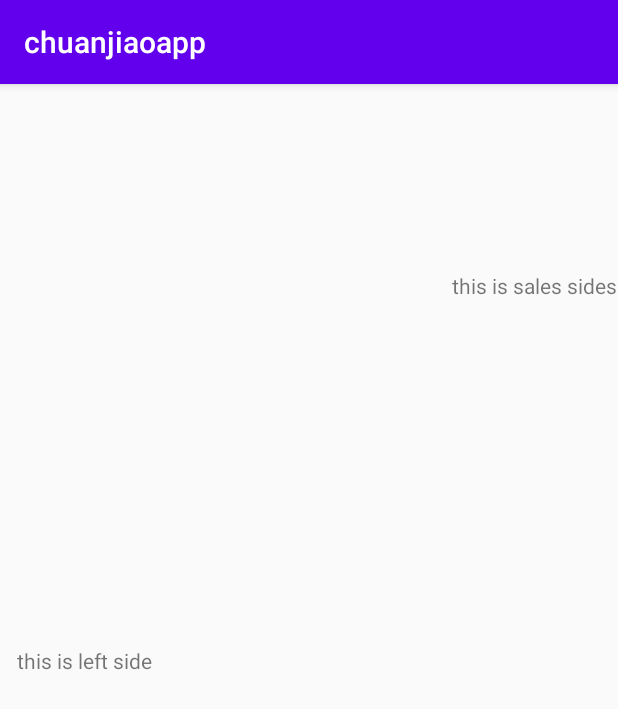
After one commit to qifan-code/chuanjiaoapp, an Android app: the SalesSidesActivity screen opened directly, with no data from a screen before it, on a phone screen of 412 x 824 dp. The commit adds this screen. Shown: the top 709 px of the screen. Run offline under Robolectric (Android 15) with nearby library versions, the phone set to English and light mode, and no system bars.

Commit message:
add naive implementation for sales activity mainly deal with negavition sides on the left

```diff
--- a/app/src/main/AndroidManifest.xml
+++ b/app/src/main/AndroidManifest.xml
@@ -9,7 +9,11 @@
         android:roundIcon="@mipmap/ic_launcher_round"
         android:supportsRtl="true"
         android:theme="@style/AppTheme">
-        <activity android:name=".forget_password" android:parentActivityName=".MainActivity"></activity>
+        <activity android:name=".SalesSidesActivity"></activity>
+        <activity android:name=".SalesActivity" />
+        <activity
+            android:name=".forget_password"
+            android:parentActivityName=".MainActivity" />
         <activity android:name=".MainActivity">
             <intent-filter>
                 <action android:name="android.intent.action.MAIN" />
--- /dev/null
+++ b/app/src/main/java/com/example/chuanjiaoapp/SalesSidesActivity.java
@@ -0,0 +1,14 @@
+package com.example.chuanjiaoapp;
+
+import androidx.appcompat.app.AppCompatActivity;
+
+import android.os.Bundle;
+
+public class SalesSidesActivity extends AppCompatActivity {
+
+    @Override
+    protected void onCreate(Bundle savedInstanceState) {
+        super.onCreate(savedInstanceState);
+        setContentView(R.layout.sales_sides);
+    }
+}
--- /dev/null
+++ b/app/src/main/res/layout/sales_sides.xml
@@ -0,0 +1,33 @@
+<?xml version="1.0" encoding="utf-8"?>
+<androidx.constraintlayout.widget.ConstraintLayout xmlns:android="http://schemas.android.com/apk/res/android"
+    xmlns:app="http://schemas.android.com/apk/res-auto"
+    xmlns:tools="http://schemas.android.com/tools"
+    android:layout_width="match_parent"
+    android:layout_height="match_parent"
+    tools:context=".SalesSidesActivity">
+
+    <TextView
+        android:id="@+id/textView4"
+        android:layout_width="wrap_content"
+        android:layout_height="wrap_content"
+        android:layout_marginStart="300dp"
+        android:layout_marginLeft="300dp"
+        android:layout_marginBottom="500dp"
+        android:text="this is sales sides"
+        app:layout_constraintBottom_toBottomOf="parent"
+        app:layout_constraintEnd_toEndOf="parent"
+        app:layout_constraintStart_toStartOf="parent"
+        app:layout_constraintTop_toTopOf="parent" />
+
+    <TextView
+        android:id="@+id/textView5"
+        android:layout_width="wrap_content"
+        android:layout_height="wrap_content"
+        android:layout_marginEnd="300dp"
+        android:layout_marginRight="300dp"
+        android:text="this is left side"
+        app:layout_constraintBottom_toBottomOf="parent"
+        app:layout_constraintEnd_toEndOf="parent"
+        app:layout_constraintStart_toStartOf="parent"
+        app:layout_constraintTop_toTopOf="parent" />
+</androidx.constraintlayout.widget.ConstraintLayout>
--- a/app/src/main/res/values/colors.xml
+++ b/app/src/main/res/values/colors.xml
@@ -8,4 +8,5 @@
     <color name="white">#FFFFFF</color>
     <color name="forget_pin">#6787C1</color>
     <color name = "test">#000000</color>
+    <color name="character_bg">#F1F3F6</color>
 </resources>
```
Also changed, not shown: app/src/main/java/com/example/chuanjiaoapp/SalesActivity.java (added, +14 -0 lines), app/src/main/java/com/example/chuanjiaoapp/test_activity.java (+12 -1 lines), app/src/main/res/layout/sales.xml (added, +22 -0 lines).
